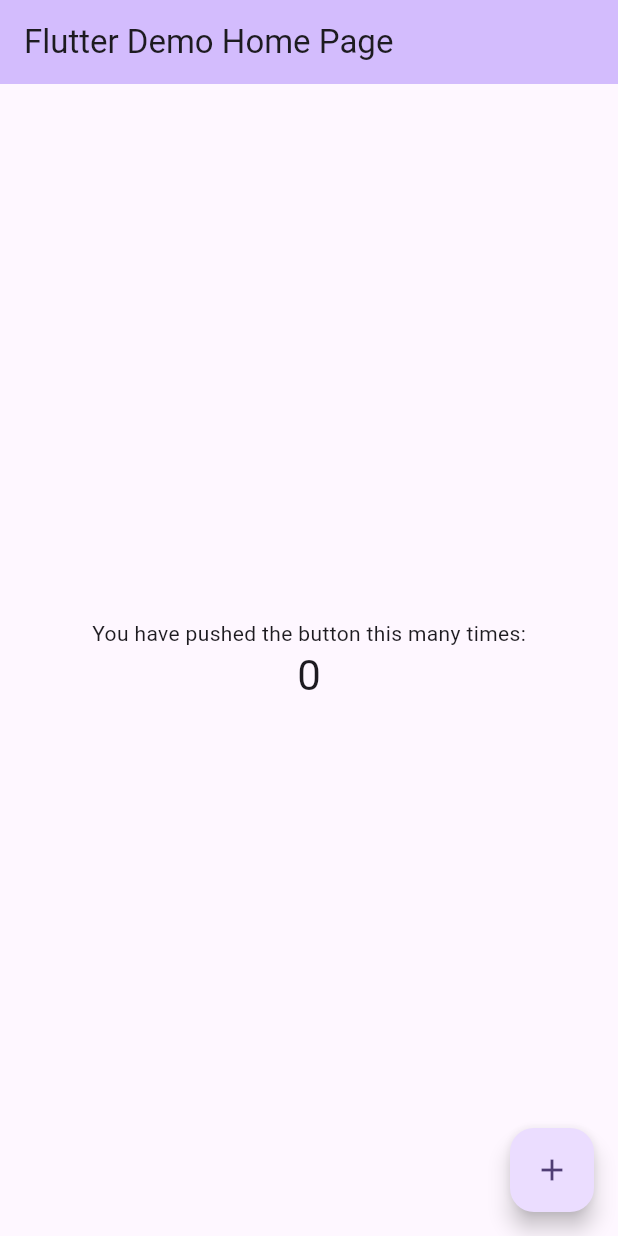
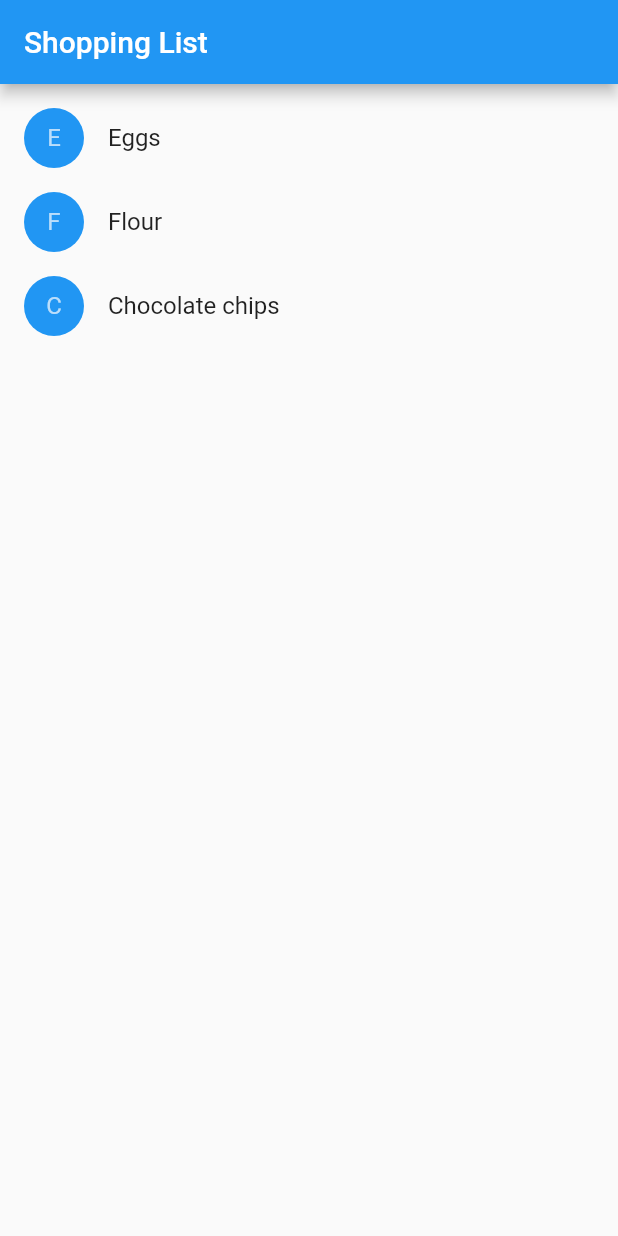
Before and after one commit to adsoftsito/widgets, a Flutter app: the screen it shows after launch, on a phone screen of 412 x 824 dp. Run offline on Flutter 3.47's test engine with Material 2 defaults, Android fonts, the phone set to English and light mode, and no system bars.

Commit message:
init shopping_list

```diff
--- a/lib/main.dart
+++ b/lib/main.dart
@@ -1,125 +1,125 @@
 import 'package:flutter/material.dart';
 
-void main() {
-  runApp(const MyApp());
+class Product {
+  const Product({required this.name});
+
+  final String name;
 }
 
-class MyApp extends StatelessWidget {
-  const MyApp({super.key});
+typedef CartChangedCallback = Function(Product product, bool inCart);
 
-  // This widget is the root of your application.
+class ShoppingListItem extends StatelessWidget {
+  ShoppingListItem({
+    required this.product,
+    required this.inCart,
+    required this.onCartChanged,
+  }) : super(key: ObjectKey(product));
+
+  final Product product;
+  final bool inCart;
+  final CartChangedCallback onCartChanged;
+
+  Color _getColor(BuildContext context) {
+    // The theme depends on the BuildContext because different
+    // parts of the tree can have different themes.
+    // The BuildContext indicates where the build is
+    // taking place and therefore which theme to use.
+
+    return inCart //
+        ? Colors.black54
+        : Theme.of(context).primaryColor;
+  }
+
+  TextStyle? _getTextStyle(BuildContext context) {
+    if (!inCart) return null;
+
+    return const TextStyle(
+      color: Colors.black54,
+      decoration: TextDecoration.lineThrough,
+    );
+  }
+
   @override
   Widget build(BuildContext context) {
-    return MaterialApp(
-      title: 'Flutter Demo',
-      theme: ThemeData(
-        // This is the theme of your application.
-        //
-        // TRY THIS: Try running your application with "flutter run". You'll see
-        // the application has a blue toolbar. Then, without quitting the app,
-        // try changing the seedColor in the colorScheme below to Colors.green
-        // and then invoke "hot reload" (save your changes or press the "hot
-        // reload" button in a Flutter-supported IDE, or press "r" if you used
-        // the command line to start the app).
-        //
-        // Notice that the counter didn't reset back to zero; the application
-        // state is not lost during the reload. To reset the state, use hot
-        // restart instead.
-        //
-        // This works for code too, not just values: Most code changes can be
-        // tested with just a hot reload.
-        colorScheme: ColorScheme.fromSeed(seedColor: Colors.deepPurple),
-        useMaterial3: true,
+    return ListTile(
+      onTap: () {
+        onCartChanged(product, inCart);
+      },
+      leading: CircleAvatar(
+        backgroundColor: _getColor(context),
+        child: Text(product.name[0]),
       ),
-      home: const MyHomePage(title: 'Flutter Demo Home Page'),
+      title: Text(
+        product.name,
+        style: _getTextStyle(context),
+      ),
     );
   }
 }
 
-class MyHomePage extends StatefulWidget {
-  const MyHomePage({super.key, required this.title});
+class ShoppingList extends StatefulWidget {
+  const ShoppingList({required this.products, super.key});
 
-  // This widget is the home page of your application. It is stateful, meaning
-  // that it has a State object (defined below) that contains fields that affect
-  // how it looks.
+  final List<Product> products;
 
-  // This class is the configuration for the state. It holds the values (in this
-  // case the title) provided by the parent (in this case the App widget) and
-  // used by the build method of the State. Fields in a Widget subclass are
-  // always marked "final".
-
-  final String title;
+  // The framework calls createState the first time
+  // a widget appears at a given location in the tree.
+  // If the parent rebuilds and uses the same type of
+  // widget (with the same key), the framework re-uses
+  // the State object instead of creating a new State object.
 
   @override
-  State<MyHomePage> createState() => _MyHomePageState();
+  State<ShoppingList> createState() => _ShoppingListState();
 }
 
-class _MyHomePageState extends State<MyHomePage> {
-  int _counter = 0;
+class _ShoppingListState extends State<ShoppingList> {
+  final _shoppingCart = <Product>{};
 
-  void _incrementCounter() {
+  void _handleCartChanged(Product product, bool inCart) {
     setState(() {
-      // This call to setState tells the Flutter framework that something has
-      // changed in this State, which causes it to rerun the build method below
-      // so that the display can reflect the updated values. If we changed
-      // _counter without calling setState(), then the build method would not be
-      // called again, and so nothing would appear to happen.
-      _counter++;
+      // When a user changes what's in the cart, you need
+      // to change _shoppingCart inside a setState call to
+      // trigger a rebuild.
+      // The framework then calls build, below,
+      // which updates the visual appearance of the app.
+
+      if (!inCart) {
+        _shoppingCart.add(product);
+      } else {
+        _shoppingCart.remove(product);
+      }
     });
   }
 
   @override
   Widget build(BuildContext context) {
-    // This method is rerun every time setState is called, for instance as done
-    // by the _incrementCounter method above.
-    //
-    // The Flutter framework has been optimized to make rerunning build methods
-    // fast, so that you can just rebuild anything that needs updating rather
-    // than having to individually change instances of widgets.
     return Scaffold(
       appBar: AppBar(
-        // TRY THIS: Try changing the color here to a specific color (to
-        // Colors.amber, perhaps?) and trigger a hot reload to see the AppBar
-        // change color while the other colors stay the same.
-        backgroundColor: Theme.of(context).colorScheme.inversePrimary,
-        // Here we take the value from the MyHomePage object that was created by
-        // the App.build method, and use it to set our appbar title.
-        title: Text(widget.title),
+        title: const Text('Shopping List'),
       ),
-      body: Center(
-        // Center is a layout widget. It takes a single child and positions it
-        // in the middle of the parent.
-        child: Column(
-          // Column is also a layout widget. It takes a list of children and
-          // arranges them vertically. By default, it sizes itself to fit its
-          // children horizontally, and tries to be as tall as its parent.
-          //
-          // Column has various properties to control how it sizes itself and
-          // how it positions its children. Here we use mainAxisAlignment to
-          // center the children vertically; the main axis here is the vertical
-          // axis because Columns are vertical (the cross axis would be
-          // horizontal).
-          //
-          // TRY THIS: Invoke "debug painting" (choose the "Toggle Debug Paint"
-          // action in the IDE, or press "p" in the console), to see the
-          // wireframe for each widget.
-          mainAxisAlignment: MainAxisAlignment.center,
-          children: <Widget>[
-            const Text(
-              'You have pushed the button this many times:',
-            ),
-            Text(
-              '$_counter',
-              style: Theme.of(context).textTheme.headlineMedium,
-            ),
-          ],
-        ),
+      body: ListView(
+        padding: const EdgeInsets.symmetric(vertical: 8),
+        children: widget.products.map((product) {
+          return ShoppingListItem(
+            product: product,
+            inCart: _shoppingCart.contains(product),
+            onCartChanged: _handleCartChanged,
+          );
+        }).toList(),
       ),
-      floatingActionButton: FloatingActionButton(
-        onPressed: _incrementCounter,
-        tooltip: 'Increment',
-        child: const Icon(Icons.add),
-      ), // This trailing comma makes auto-formatting nicer for build methods.
     );
   }
 }
+
+void main() {
+  runApp(const MaterialApp(
+    title: 'Shopping App',
+    home: ShoppingList(
+      products: [
+        Product(name: 'Eggs'),
+        Product(name: 'Flour'),
+        Product(name: 'Chocolate chips'),
+      ],
+    ),
+  ));
+}
```
